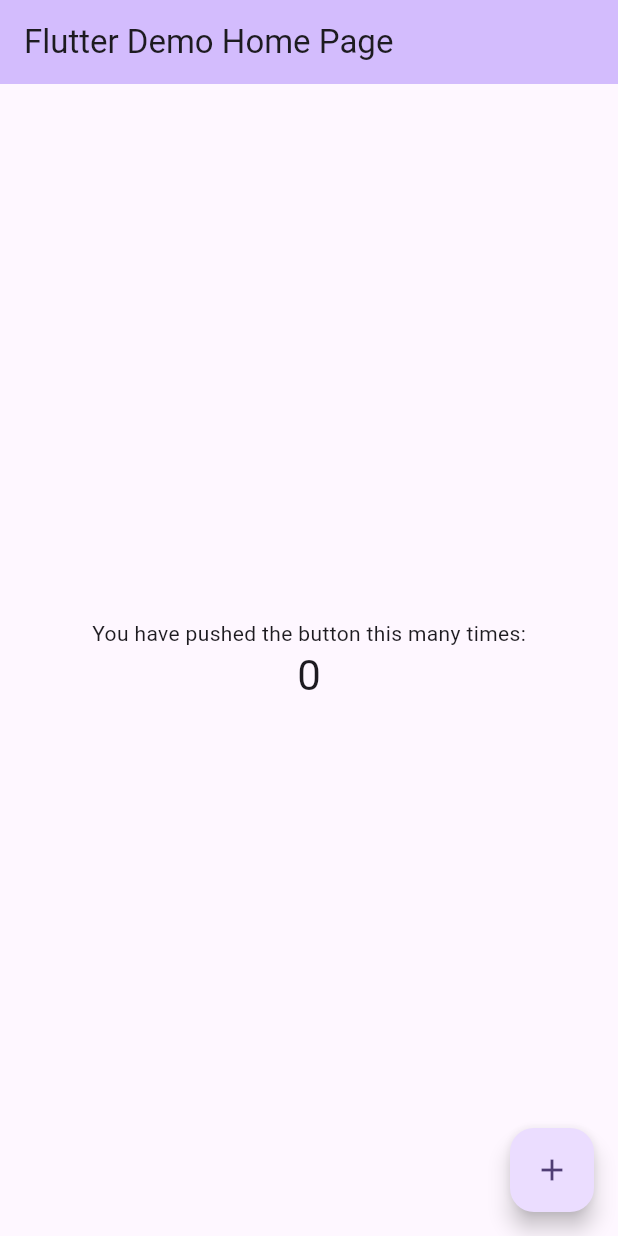
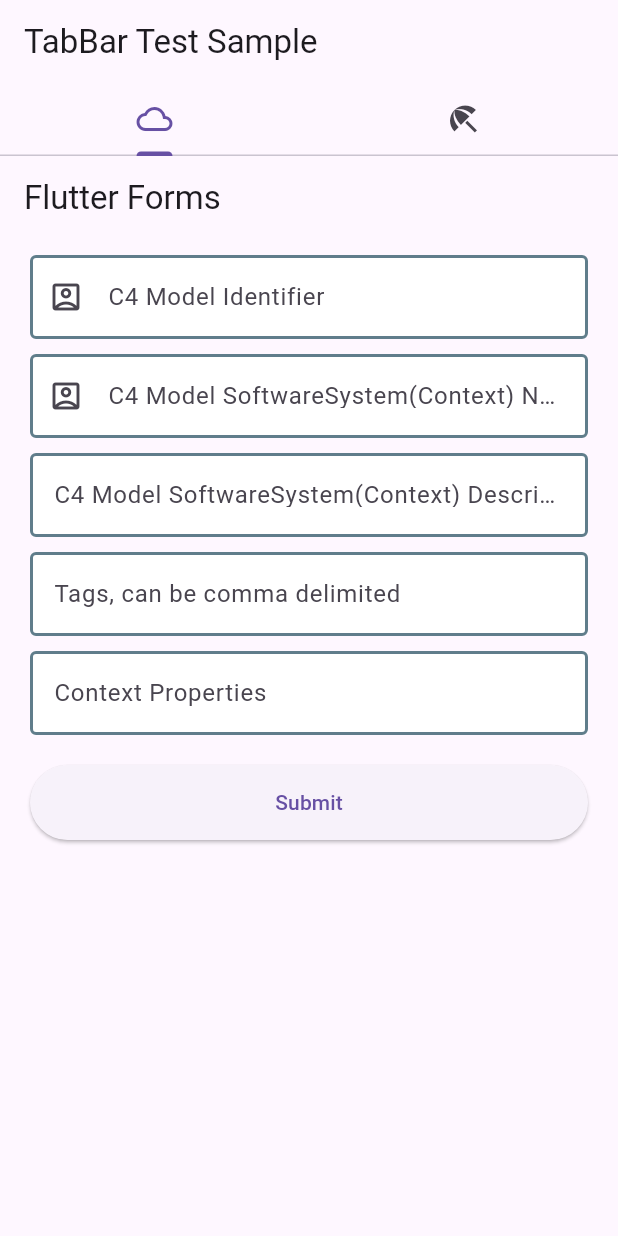
Before and after one commit to psacchitella/c4model_techgraph_interface, a Flutter app: the screen it shows after launch, on a phone screen of 412 x 824 dp. Run offline on Flutter 3.47's test engine with Material 2 defaults, Android fonts, the phone set to English and light mode, and no system bars; missing offline and left inert: diagram_editor.

Commit message:
just updates

```diff
--- a/lib/main.dart
+++ b/lib/main.dart
@@ -1,5 +1,7 @@
 import 'package:flutter/material.dart';
-import 'package:c4model_techgraph_interface/structurizr.dart';
+import 'package:c4model_techgraph_interface/screens/c4model_input_form.dart';
+import 'package:c4model_techgraph_interface/screens/c4model_diagrams.dart';
+// import 'package:c4model_techgraph_interface/structurizr.dart';
 
 void main() {
   runApp(const C4ModelInterfaceApp());
@@ -8,104 +10,63 @@ void main() {
 class C4ModelInterfaceApp extends StatelessWidget {
   const C4ModelInterfaceApp({super.key});
 
-  // This widget is the root of your application.
   @override
   Widget build(BuildContext context) {
     return MaterialApp(
-      title: 'Flutter Demo',
-      theme: ThemeData(
-        colorScheme: ColorScheme.fromSeed(seedColor: Colors.deepPurple),
-        useMaterial3: true,
-      ),
-      home: const C4ModelMainPage(title: 'Flutter Demo Home Page'),
+      theme: ThemeData(useMaterial3: true),
+      home: const C4ModelInterface(),
     );
   }
 }
 
-class C4ModelMainPage extends StatefulWidget {
-  const C4ModelMainPage({super.key, required this.title});
-
-  // This widget is the home page of your application. It is stateful, meaning
-  // that it has a State object (defined below) that contains fields that affect
-  // how it looks.
-
-  // This class is the configuration for the state. It holds the values (in this
-  // case the title) provided by the parent (in this case the App widget) and
-  // used by the build method of the State. Fields in a Widget subclass are
-  // always marked "final".
-
-  final String title;
+class C4ModelInterface extends StatefulWidget {
+  const C4ModelInterface({super.key});
 
   @override
-  State<C4ModelMainPage> createState() => _C4ModelMainPageState();
+  State<C4ModelInterface> createState() => _C4ModelInterfaceState();
 }
 
-class _C4ModelMainPageState extends State<C4ModelMainPage> {
-  int _counter = 0;
+class _C4ModelInterfaceState extends State<C4ModelInterface>
+    with TickerProviderStateMixin {
+  final List<Widget> _widgets = <Widget>[
+    const C4ModelEntryForm(),
+    const C4ModelDiagram()
+  ];
+  late final TabController _tabController;
 
-  void _incrementCounter() {
-    setState(() {
-      // This call to setState tells the Flutter framework that something has
-      // changed in this State, which causes it to rerun the build method below
-      // so that the display can reflect the updated values. If we changed
-      // _counter without calling setState(), then the build method would not be
-      // called again, and so nothing would appear to happen.
-      _counter++;
-    });
+  @override
+  void initState() {
+    super.initState();
+    _tabController = TabController(length: 2, vsync: this);
+  }
+
+  @override
+  void dispose() {
+    _tabController.dispose();
+    super.dispose();
   }
 
   @override
   Widget build(BuildContext context) {
-    // This method is rerun every time setState is called, for instance as done
-    // by the _incrementCounter method above.
-    //
-    // The Flutter framework has been optimized to make rerunning build methods
-    // fast, so that you can just rebuild anything that needs updating rather
-    // than having to individually change instances of widgets.
     return Scaffold(
       appBar: AppBar(
-        // TRY THIS: Try changing the color here to a specific color (to
-        // Colors.amber, perhaps?) and trigger a hot reload to see the AppBar
-        // change color while the other colors stay the same.
-        backgroundColor: Theme.of(context).colorScheme.inversePrimary,
-        // Here we take the value from the C4ModelMainPage object that was created by
-        // the App.build method, and use it to set our appbar title.
-        title: Text(widget.title),
-      ),
-      body: Center(
-        // Center is a layout widget. It takes a single child and positions it
-        // in the middle of the parent.
-        child: Column(
-          // Column is also a layout widget. It takes a list of children and
-          // arranges them vertically. By default, it sizes itself to fit its
-          // children horizontally, and tries to be as tall as its parent.
-          //
-          // Column has various properties to control how it sizes itself and
-          // how it positions its children. Here we use mainAxisAlignment to
-          // center the children vertically; the main axis here is the vertical
-          // axis because Columns are vertical (the cross axis would be
-          // horizontal).
-          //
-          // TRY THIS: Invoke "debug painting" (choose the "Toggle Debug Paint"
-          // action in the IDE, or press "p" in the console), to see the
-          // wireframe for each widget.
-          mainAxisAlignment: MainAxisAlignment.center,
-          children: <Widget>[
-            const Text(
-              'You have pushed the button this many times:',
+        title: const Text('TabBar Test Sample'),
+        bottom: TabBar(
+          controller: _tabController,
+          tabs: const <Widget>[
+            Tab(
+              icon: Icon(Icons.cloud_outlined),
             ),
-            Text(
-              '$_counter',
-              style: Theme.of(context).textTheme.headlineMedium,
+            Tab(
+              icon: Icon(Icons.beach_access_sharp),
             ),
           ],
         ),
       ),
-      floatingActionButton: FloatingActionButton(
-        onPressed: _incrementCounter,
-        tooltip: 'Increment',
-        child: const Icon(Icons.add),
-      ), // This trailing comma makes auto-formatting nicer for build methods.
+      body: TabBarView(
+        controller: _tabController,
+        children: _widgets,
+      ),
     );
   }
 }
--- /dev/null
+++ b/lib/screens/c4model_diagrams.dart
@@ -0,0 +1,257 @@
+import 'dart:math' as math;
+
+import 'package:diagram_editor/diagram_editor.dart';
+import 'package:flutter/material.dart';
+
+void main() => runApp(const C4ModelDiagram());
+
+class C4ModelDiagram extends StatefulWidget {
+  const C4ModelDiagram({Key? key}) : super(key: key);
+
+  @override
+  _C4ModelDiagramState createState() => _C4ModelDiagramState();
+}
+
+class _C4ModelDiagramState extends State<C4ModelDiagram> {
+  MyPolicySet myPolicySet = MyPolicySet();
+
+  @override
+  Widget build(BuildContext context) {
+    return MaterialApp(
+      home: Scaffold(
+        body: SafeArea(
+          child: Stack(
+            children: [
+              Container(color: Colors.grey),
+              Padding(
+                padding: const EdgeInsets.all(16),
+                child: DiagramEditor(
+                  diagramEditorContext:
+                      DiagramEditorContext(policySet: myPolicySet),
+                ),
+              ),
+              Padding(
+                padding: const EdgeInsets.all(0),
+                child: Row(
+                  children: [
+                    ElevatedButton(
+                        onPressed: () => myPolicySet.deleteAllComponents(),
+                        style: ElevatedButton.styleFrom(
+                            backgroundColor: Colors.red),
+                        child: const Text('delete all')),
+                    const Spacer(),
+                    ElevatedButton(
+                        onPressed: () => myPolicySet.serialize(),
+                        child: const Text('serialize')),
+                    const SizedBox(width: 8),
+                    ElevatedButton(
+                        onPressed: () => myPolicySet.deserialize(),
+                        child: const Text('deserialize')),
+                  ],
+                ),
+              ),
+            ],
+          ),
+        ),
+      ),
+    );
+  }
+}
+
+// Custom component Data which you can assign to a component to dynamic data property.
+class C4ModelData {
+  C4ModelData();
+
+  bool isHighlightVisible = false;
+  Color color =
+      Color((math.Random().nextDouble() * 0xFFFFFF).toInt()).withOpacity(1.0);
+
+  showHighlight() {
+    isHighlightVisible = true;
+  }
+
+  hideHighlight() {
+    isHighlightVisible = false;
+  }
+
+  // Function used to deserialize the diagram. Must be passed to `canvasWriter.model.deserializeDiagram` for proper deserialization.
+  C4ModelData.fromJson(Map<String, dynamic> json)
+      : isHighlightVisible = json['highlight'],
+        color = Color(int.parse(json['color'], radix: 16));
+
+  // Function used to serialization of the diagram. E.g. to save to a file.
+  Map<String, dynamic> toJson() => {
+        'highlight': isHighlightVisible,
+        'color': color.toString().split('(0x')[1].split(')')[0],
+      };
+}
+
+// A set of policies compound of mixins. There are some custom policy implementations and some policies defined by diagram_editor library.
+class MyPolicySet extends PolicySet
+    with
+        MyInitPolicy,
+        C4ModelDesignPolicy,
+        C4CanvasPolicy,
+        C4ComponentPolicy,
+        CustomPolicy,
+        //
+        CanvasControlPolicy,
+        LinkControlPolicy,
+        LinkJointControlPolicy,
+        LinkAttachmentRectPolicy {}
+
+// A place where you can init the canvas or your diagram (eg. load an existing diagram).
+mixin MyInitPolicy implements InitPolicy {
+  @override
+  initializeDiagramEditor() {
+    canvasWriter.state.setCanvasColor(Colors.grey[300]!);
+  }
+}
+
+// This is the place where you can design a component.
+// Use switch on componentData.type or componentData.data to define different component designs.
+mixin C4ModelDesignPolicy implements ComponentDesignPolicy {
+  @override
+  Widget showComponentBody(ComponentData componentData) {
+    return Container(
+      decoration: BoxDecoration(
+        color: (componentData.data as C4ModelData).color,
+        border: Border.all(
+          width: 2,
+          color: (componentData.data as C4ModelData).isHighlightVisible
+              ? Colors.pink
+              : Colors.black,
+        ),
+      ),
+      child: const Center(child: Text('component')),
+    );
+  }
+}
+
+// You can override the behavior of any gesture on canvas here.
+// Note that it also implements CustomPolicy where own variables and functions can be defined and used here.
+mixin C4CanvasPolicy implements CanvasPolicy, CustomPolicy {
+  @override
+  onCanvasTapUp(TapUpDetails details) {
+    canvasWriter.model.hideAllLinkJoints();
+    if (selectedComponentId != null) {
+      hideComponentHighlight(selectedComponentId);
+    } else {
+      canvasWriter.model.addComponent(
+        ComponentData(
+          size: const Size(96, 72),
+          position:
+              canvasReader.state.fromCanvasCoordinates(details.localPosition),
+          data: C4ModelData(),
+        ),
+      );
+    }
+  }
+}
+
+// Mixin where component behaviour is defined. In this example it is the movement, highlight and connecting two components.
+mixin C4ComponentPolicy implements ComponentPolicy, CustomPolicy {
+  // variable used to calculate delta offset to move the component.
+  late Offset lastFocalPoint;
+
+  @override
+  onComponentTap(String componentId) {
+    canvasWriter.model.hideAllLinkJoints();
+
+    bool connected = connectComponents(selectedComponentId, componentId);
+    hideComponentHighlight(selectedComponentId);
+    if (!connected) {
+      highlightComponent(componentId);
+    }
+  }
+
+  @override
+  onComponentLongPress(String componentId) {
+    hideComponentHighlight(selectedComponentId);
+    canvasWriter.model.hideAllLinkJoints();
+    canvasWriter.model.removeComponent(componentId);
+  }
+
+  @override
+  onComponentScaleStart(componentId, details) {
+    lastFocalPoint = details.localFocalPoint;
+  }
+
+  @override
+  onComponentScaleUpdate(componentId, details) {
+    Offset positionDelta = details.localFocalPoint - lastFocalPoint;
+    canvasWriter.model.moveComponent(componentId, positionDelta);
+    lastFocalPoint = details.localFocalPoint;
+  }
+
+  // This function tests if it's possible to connect the components and if yes, connects them
+  bool connectComponents(String? sourceComponentId, String? targetComponentId) {
+    if (sourceComponentId == null || targetComponentId == null) {
+      return false;
+    }
+    // tests if the ids are not same (the same component)
+    if (sourceComponentId == targetComponentId) {
+      return false;
+    }
+    // tests if the connection between two components already exists (one way)
+    if (canvasReader.model.getComponent(sourceComponentId).connections.any(
+        (connection) =>
+            (connection is ConnectionOut) &&
+            (connection.otherComponentId == targetComponentId))) {
+      return false;
+    }
+
+    // This connects two components (creates a link between), you can define the design of the link with LinkStyle.
+    canvasWriter.model.connectTwoComponents(
+      sourceComponentId: sourceComponentId,
+      targetComponentId: targetComponentId,
+      linkStyle: LinkStyle(
+        arrowType: ArrowType.pointedArrow,
+        lineWidth: 1.5,
+        backArrowType: ArrowType.centerCircle,
+      ),
+    );
+
+    return true;
+  }
+}
+
+// You can create your own Policy to define own variables and functions with canvasReader and canvasWriter.
+mixin CustomPolicy implements PolicySet {
+  String? selectedComponentId;
+  String serializedDiagram = '{"components": [], "links": []}';
+
+  highlightComponent(String componentId) {
+    canvasReader.model.getComponent(componentId).data.showHighlight();
+    canvasReader.model.getComponent(componentId).updateComponent();
+    selectedComponentId = componentId;
+  }
+
+  hideComponentHighlight(String? componentId) {
+    if (componentId != null) {
+      canvasReader.model.getComponent(componentId).data.hideHighlight();
+      canvasReader.model.getComponent(componentId).updateComponent();
+      selectedComponentId = null;
+    }
+  }
+
+  deleteAllComponents() {
+    selectedComponentId = null;
+    canvasWriter.model.removeAllComponents();
+  }
+
+  // Save the diagram to String in json format.
+  serialize() {
+    serializedDiagram = canvasReader.model.serializeDiagram();
+  }
+
+  // Load the diagram from json format. Do it cautiously, to prevent unstable state remove the previous diagram (id collision can happen).
+  deserialize() {
+    canvasWriter.model.removeAllComponents();
+    canvasWriter.model.deserializeDiagram(
+      serializedDiagram,
+      decodeCustomComponentData: (json) => C4ModelData.fromJson(json),
+      decodeCustomLinkData: null,
+    );
+  }
+}
--- /dev/null
+++ b/lib/screens/c4model_input_form.dart
@@ -0,0 +1,175 @@
+import 'package:flutter/material.dart';
+import 'package:c4model_techgraph_interface/classes/structurizr.dart';
+
+class C4ModelEntryForm extends StatefulWidget {
+  const C4ModelEntryForm({super.key});
+
+  @override
+  State<C4ModelEntryForm> createState() => _C4ModelEntryFormState();
+}
+
+class _C4ModelEntryFormState extends State<C4ModelEntryForm> {
+  SoftwareSystem softwareSystem = SoftwareSystem();
+  final _formKey = GlobalKey<FormState>();
+
+  @override
+  void dispose() {
+    _id.dispose();
+    _softSysIdent.dispose();
+    _softSysName.dispose();
+    _softSysDesc.dispose();
+    _softSysTagList.dispose();
+    _softSysProperties.dispose();
+    _softSysGroup.dispose();
+    _softSysPerspective.dispose();
+    _softSysPerspectiveDesc.dispose();
+    _softC4ModelTag.dispose();
+    super.dispose();
+  }
+
+  TextEditingController _id = TextEditingController();
+  TextEditingController _softSysIdent = TextEditingController();
+  TextEditingController _softSysName = TextEditingController();
+  TextEditingController _softSysDesc = TextEditingController();
+  TextEditingController _softSysTagList = TextEditingController();
+  TextEditingController _softSysProperties = TextEditingController();
+  TextEditingController _softSysGroup = TextEditingController();
+  TextEditingController _softSysPerspective = TextEditingController();
+  TextEditingController _softSysPerspectiveDesc = TextEditingController();
+  TextEditingController _softC4ModelTag = TextEditingController();
+
+  @override
+  Widget build(BuildContext context) {
+    return Scaffold(
+        appBar: AppBar(
+          title: Text('Flutter Forms'),
+        ),
+        body: SingleChildScrollView(
+          padding: EdgeInsets.symmetric(horizontal: 20, vertical: 10),
+          child: Form(
+            key: _formKey,
+            child: Column(
+              children: [
+                TextFormField(
+                  controller: _softSysIdent,
+                  keyboardType: TextInputType.name,
+                  decoration: inputDecoration(
+                      prefixIcon: Icon(Icons.account_box_outlined),
+                      hintText: 'uniqueIdentifier',
+                      labelText: 'C4 Model Identifier'),
+                  validator: (value) {
+                    if (value == null || value.isEmpty) {
+                      return 'Please fill this field';
+                    }
+                    return null;
+                  },
+                ),
+                SizedBox(
+                  height: 10,
+                ),
+                TextFormField(
+                  controller: _softSysName,
+                  keyboardType: TextInputType.name,
+                  decoration: inputDecoration(
+                      prefixIcon: Icon(Icons.account_box_outlined),
+                      hintText: 'C4 Model SoftwareSystem(Context) Name',
+                      labelText: 'C4 Model SoftwareSystem(Context) Name'),
+                  validator: (value) {
+                    if (value == null || value.isEmpty) {
+                      return 'Please fill this field';
+                    }
+                    return null;
+                  },
+                ),
+                SizedBox(
+                  height: 10,
+                ),
+                TextFormField(
+                  controller: _softSysDesc,
+                  keyboardType: TextInputType.multiline,
+                  decoration: inputDecoration(
+                      hintText: 'C4 Model SoftwareSystem(Context) Description',
+                      labelText:
+                          'C4 Model SoftwareSystem(Context) Description'),
+                  validator: (value) {
+                    if (value == null || value.isEmpty) {
+                      return 'Please fill this field';
+                    }
+                    return null;
+                  },
+                ),
+                SizedBox(
+                  height: 10,
+                ),
+                TextFormField(
+                  controller: _softSysTagList,
+                  keyboardType: TextInputType.text,
+                  decoration: inputDecoration(
+                      hintText: 'Tags',
+                      labelText: 'Tags, can be comma delimited'),
+                  validator: (value) {
+                    if (value == null || value.isEmpty) {
+                      return 'Please fill this field';
+                    }
+                    return null;
+                  },
+                ),
+                SizedBox(
+                  height: 10,
+                ),
+                TextFormField(
+                  controller: _softSysProperties,
+                  keyboardType: TextInputType.text,
+                  decoration: inputDecoration(
+                      hintText: 'Space delimited key value pair',
+                      labelText: 'Context Properties'),
+                  validator: (value) {
+                    if (value == null || value.isEmpty) {
+                      return 'Please fill this field';
+                    }
+                    return null;
+                  },
+                ),
+                SizedBox(
+                  height: 20,
+                ),
+                ElevatedButton(
+                    style: ElevatedButton.styleFrom(
+                        minimumSize: Size.fromHeight(50)),
+                    onPressed: () {
+                      if (_formKey.currentState!.validate()) {
+                        // ScaffoldMessenger.of(context).showSnackBar(SnackBar(
+                        //     content: Text(
+                        //         'Hello ${_softC4ModelTag.text}\nYour details have been submitted and an email sent to ${_emailController.text}.')));
+                      } else {
+                        // The form has some validation errors.
+                        // Do Something...
+                      }
+                    },
+                    child: Text('Submit'))
+              ],
+            ),
+          ),
+        ));
+  }
+
+  InputDecoration inputDecoration({
+    InputBorder? enabledBorder,
+    InputBorder? border,
+    Color? fillColor,
+    bool? filled,
+    Widget? prefixIcon,
+    String? hintText,
+    String? labelText,
+  }) =>
+      InputDecoration(
+          enabledBorder: enabledBorder ??
+              OutlineInputBorder(
+                  borderSide: BorderSide(color: Colors.blueGrey, width: 2.0)),
+          border: border ?? OutlineInputBorder(borderSide: BorderSide()),
+          fillColor: fillColor ?? Colors.white,
+          filled: filled ?? true,
+          prefixIcon: prefixIcon,
+          hintText: hintText,
+          labelText: labelText);
+}
--- a/pubspec.yaml
+++ b/pubspec.yaml
@@ -35,8 +35,9 @@ dependencies:
   # The following adds the Cupertino Icons font to your application.
   # Use with the CupertinoIcons class for iOS style icons.
   cupertino_icons: ^1.0.2
-  postgres: ^2.6.1
+  postgres: ^2.6.2
   json_annotation: ^4.8.1
+  diagram_editor: ^0.1.6
 
 dev_dependencies:
   flutter_test:
```
Also changed, not shown: lib/classes/structurizr.dart (renamed from lib/structurizr.dart, +87 -59 lines), pubspec.lock.
